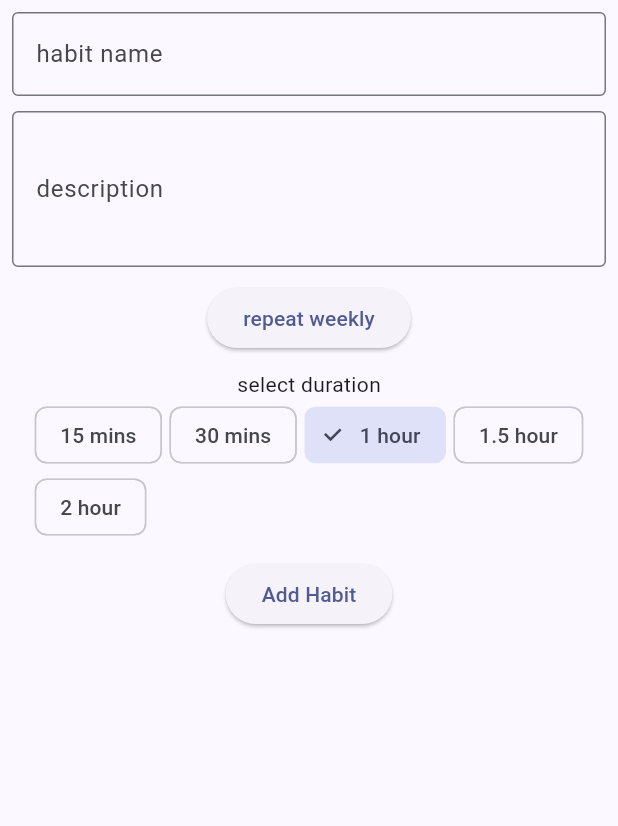
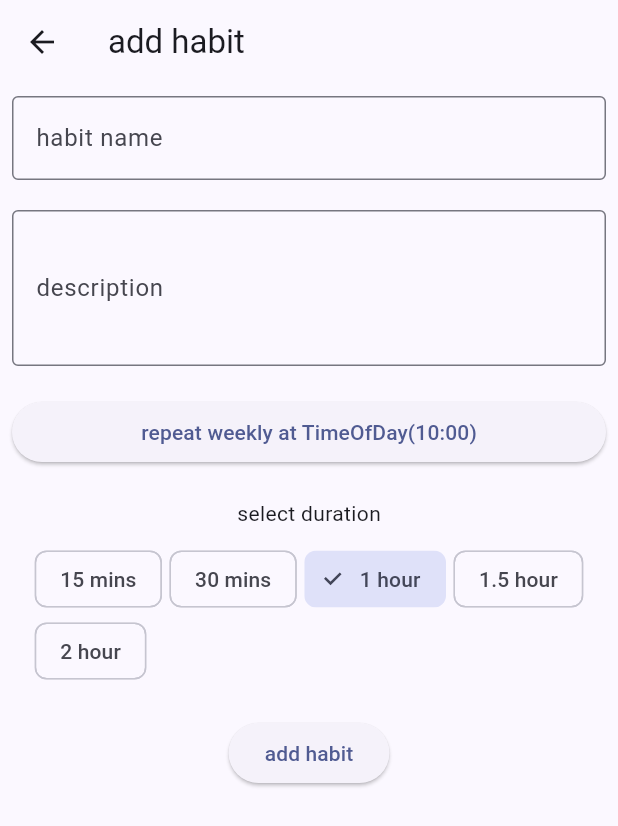
Before and after one commit to rootUJ99/habit_tracker, a Flutter app: the AddTodo screen opened by its route, on a phone screen of 412 x 824 dp. Shown: the top 826 px of the screen. Run offline on Flutter 3.47's test engine with Material 2 defaults, Android fonts, the phone set to English and light mode, and no system bars.

Commit message:
added card code with code for provider

```diff
--- a/lib/components/button.dart
+++ b/lib/components/button.dart
@@ -5,6 +5,7 @@ class Button extends StatelessWidget {
   final String title;
 
   const Button({
+    super.key,
     required this.onPressed,
     required this.title,
   });
@@ -12,7 +13,6 @@ class Button extends StatelessWidget {
   @override
   Widget build(BuildContext context) {
     return ElevatedButton(
-      child: Text(title, style: (TextStyle(fontSize: 20))),
       onPressed: () => onPressed(),
       style: ButtonStyle(
         backgroundColor: MaterialStateProperty.all<Color>(Colors.purple),
@@ -20,6 +20,7 @@ class Button extends StatelessWidget {
         shape: MaterialStateProperty.all<RoundedRectangleBorder>(
             RoundedRectangleBorder(borderRadius: BorderRadius.circular(50.0))),
       ),
+      child: Text(title, style: (const TextStyle(fontSize: 20))),
     );
   }
 }
--- /dev/null
+++ b/lib/provider/hobby_provider.dart
@@ -0,0 +1,22 @@
+import 'package:flutter/foundation.dart';
+
+class Habits with ChangeNotifier, DiagnosticableTreeMixin {
+  // Map<String, String>_habit = {
+
+  // }
+  final List<Map<String, String>> _habits = [];
+
+  List<Map<String, String>> get habits => _habits;
+
+  void addHabit(Map<String, String> item) {
+    _habits.add(item);
+    notifyListeners();
+  }
+
+  /// Makes `Counter` readable inside the devtools by listing all of its properties
+  // @override
+  // void debugFillProperties(DiagnosticPropertiesBuilder properties) {
+  //   super.debugFillProperties(properties);
+  //   properties.add(IntProperty('count', count));
+  // }
+}
--- a/lib/routes.dart
+++ b/lib/routes.dart
@@ -14,7 +14,7 @@ class RouteGenerator {
         // Validation of correct data type
         // if (args is List) {
         return MaterialPageRoute(
-          builder: (_) => MyHomePage(data: args),
+          builder: (_) => MyHomePage(),
         );
         // }
         // If args is not of the correct type, return an error page.
--- a/lib/screens/add_edit.dart
+++ b/lib/screens/add_edit.dart
@@ -1,4 +1,6 @@
 import 'package:flutter/material.dart';
+import 'package:habbit_tracker/provider/hobby_provider.dart';
+import 'package:provider/provider.dart';
 // import 'package:habbit_tracker/components/button.dart';
 
 class AddTodo extends StatefulWidget {
@@ -28,14 +30,14 @@ class _AddTodoState extends State<AddTodo> {
   final Map<String, dynamic> _formControllers = {
     'name': TextEditingController(),
     'description': TextEditingController(),
-    'repeatTime': TimeOfDay.now(),
+    'repeatTime': TimeOfDay(hour: TimeOfDay.now().hour, minute: 00),
     'duration': {
       'key': '1hour',
       'value': '1 hour',
     },
   };
 
-  final List<Map<String, String>> duration = [
+  final List<Map<String, String>> _duration = [
     {'key': '15mins', 'value': '15 mins'},
     {'key': '30mins', 'value': '30 mins'},
     {'key': '1hour', 'value': '1 hour'},
@@ -47,6 +49,9 @@ class _AddTodoState extends State<AddTodo> {
   Widget build(BuildContext context) {
     print(_todos);
     return Scaffold(
+      appBar: AppBar(
+        title: const Text('add habit'),
+      ),
       body: Form(
         key: _addEditForm,
         child: Padding(
@@ -62,7 +67,7 @@ class _AddTodoState extends State<AddTodo> {
                 ),
               ),
               const SizedBox(
-                height: 10,
+                height: 20,
               ),
               TextFormField(
                 maxLines: 3,
@@ -73,13 +78,16 @@ class _AddTodoState extends State<AddTodo> {
                 ),
               ),
               const SizedBox(
-                height: 10,
+                height: 20,
               ),
-              ElevatedButton(
+              Row(
+                children: [
+                  Expanded(
+                    child: ElevatedButton(
                         onPressed: () async {
                           TimeOfDay? selectedTimeRTL = await showTimePicker(
                             context: context,
-                      initialTime: TimeOfDay.now(),
+                            initialTime: _formControllers['repeatTime'],
                             initialEntryMode: TimePickerEntryMode.inputOnly,
                             builder: (BuildContext context, Widget? child) {
                               return Directionality(
@@ -89,18 +97,29 @@ class _AddTodoState extends State<AddTodo> {
                             },
                           );
                           print(selectedTimeRTL);
+                          if (selectedTimeRTL != null) {
+                            setState(() {
                               _formControllers['repeatTime'] = selectedTimeRTL;
+                            });
+                          }
                         },
-                  child: const Text('repeat weekly')),
+                        child: Text(
+                            'repeat weekly at ${_formControllers["repeatTime"].toString()}')),
+                  ),
+                ],
+              ),
               const SizedBox(
-                height: 10,
+                height: 20,
               ),
               Column(
                 children: [
                   const Text('select duration'),
+                  const SizedBox(
+                    height: 10,
+                  ),
                   Wrap(
                     spacing: 5.0,
-                    children: duration
+                    children: _duration
                         .map((item) => ChoiceChip(
                               label: Text(item!['value'].toString()),
                               selected: item['key'] ==
@@ -116,13 +135,25 @@ class _AddTodoState extends State<AddTodo> {
                 ],
               ),
               const SizedBox(
-                height: 10,
+                height: 20,
               ),
               ElevatedButton(
                   onPressed: () {
-                    print(_formControllers['name']!.text);
+                    print("""
+                      ${_formControllers['name']!.text}
+                      ${_formControllers['description']!.text}
+                      ${_formControllers['repeatTime']!.toString()}
+                      ${_formControllers['duration']['value']}
+                    """);
+                    context.read<Habits>().addHabit({
+                      'name': _formControllers['name']!.text,
+                      'description': _formControllers['description']!.text,
+                      'repeatTime': _formControllers['repeatTime']!.toString(),
+                      'duration': _formControllers['duration']['value']
+                    });
+                    Navigator.pop(context);
                   },
-                  child: const Text('Add Habit'))
+                  child: const Text('add habit'))
             ],
           ),
         ),
--- a/pubspec.yaml
+++ b/pubspec.yaml
@@ -23,6 +23,7 @@ environment:
 dependencies:
   flutter:
     sdk: flutter
+  provider: ^6.0.5
 
 
   # The following adds the Cupertino Icons font to your application.
```
Also changed, not shown: lib/components/card.dart (added, +33 -0 lines), lib/main.dart (+10 -3 lines), lib/screens/home.dart (+25 -49 lines), pubspec.lock. Lines whose indentation alone changed are shown as unchanged.
